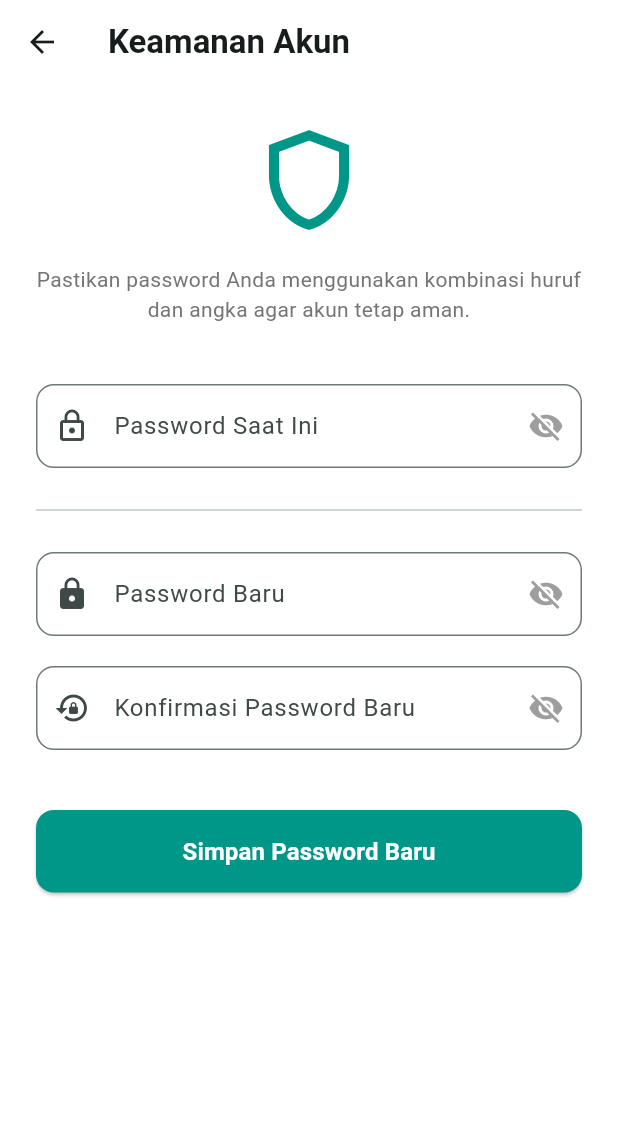
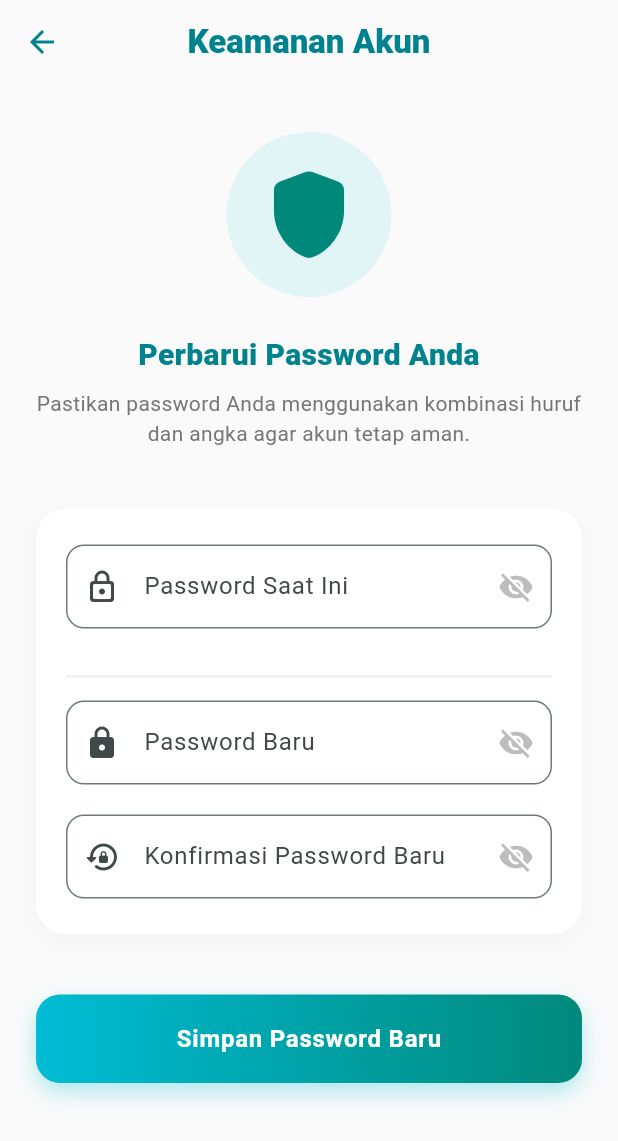
Before and after one commit to azizhadiid/Smart-Receipt-Tracker, a Flutter app: the SecuritySettingsPage screen opened directly, on a phone screen of 412 x 824 dp. Shown: the top 1141 px of the screen. Run offline on Flutter 3.47's test engine with Material 3 defaults, Android fonts, the phone set to English and light mode, and no system bars; our stand-ins replace flutter_dotenv, image_picker, pdf, supabase_flutter; missing offline and left inert: excel, file_saver; accounts and stored records are empty; network calls fail.

Commit message:
Update Desaign Security

```diff
--- a/lib/pages/profile/edit_profile_page.dart
+++ b/lib/pages/profile/edit_profile_page.dart
@@ -218,7 +218,7 @@ class _EditProfilePageState extends State<EditProfilePage> {
                       child: Container(
                         padding: const EdgeInsets.all(10),
                         decoration: BoxDecoration(
-                          color: Colors.teal,
+                          color: const Color(0xFF00BCD4),
                           shape: BoxShape.circle,
                           border: Border.all(color: Colors.white, width: 3),
                           boxShadow: [
@@ -246,7 +246,7 @@ class _EditProfilePageState extends State<EditProfilePage> {
                 'Ketuk foto untuk mengubah',
                 style: TextStyle(
                   fontSize: 14,
-                  color: Colors.teal,
+                  color: Color(0xFF00838F),
                   fontWeight: FontWeight.w500,
                 ),
               ),
@@ -319,7 +319,7 @@ class _EditProfilePageState extends State<EditProfilePage> {
               child: ElevatedButton(
                 onPressed: _isLoading ? null : _saveProfile,
                 style: ElevatedButton.styleFrom(
-                  backgroundColor: Colors.teal,
+                  backgroundColor: const Color(0xFF00BCD4),
                   foregroundColor: Colors.white,
                   elevation: 3,
                   shadowColor: Colors.teal.withOpacity(0.4),
--- a/lib/pages/profile/security_settings_page.dart
+++ b/lib/pages/profile/security_settings_page.dart
@@ -11,6 +11,7 @@ class SecuritySettingsPage extends StatefulWidget {
 }
 
 class _SecuritySettingsPageState extends State<SecuritySettingsPage> {
+  // --- SISTEM & LOGIC (TIDAK DIGANGGU GUGAT) ---
   final _currentPasswordController = TextEditingController();
   final _newPasswordController = TextEditingController();
   final _confirmPasswordController = TextEditingController();
@@ -20,7 +21,6 @@ class _SecuritySettingsPageState extends State<SecuritySettingsPage> {
   bool _obscureNew = true;
   bool _obscureConfirm = true;
 
-  // --- LOGIKA UPDATE PASSWORD ---
   Future<void> _updatePassword() async {
     final currentPassword = _currentPasswordController.text;
     final newPassword = _newPasswordController.text;
@@ -73,7 +73,6 @@ class _SecuritySettingsPageState extends State<SecuritySettingsPage> {
       }
 
       // 4. Verifikasi Password Saat Ini (Re-authentication)
-      // Kita mencoba login di latar belakang. Jika error dilempar, berarti password lama salah.
       await Supabase.instance.client.auth.signInWithPassword(
         email: user.email!,
         password: currentPassword,
@@ -100,7 +99,6 @@ class _SecuritySettingsPageState extends State<SecuritySettingsPage> {
     } on AuthException catch (e) {
       if (mounted) {
         String errorMessage = e.message;
-        // Menangkap error jika password lama yang diketikkan ternyata salah
         if (errorMessage.toLowerCase().contains('invalid login credentials')) {
           errorMessage = 'Password saat ini yang Anda masukkan salah.';
         } else if (errorMessage.toLowerCase().contains('same as the old')) {
@@ -136,64 +134,124 @@ class _SecuritySettingsPageState extends State<SecuritySettingsPage> {
     super.dispose();
   }
 
+  // --- DESAIN UI (DIPERBARUI) ---
   @override
   Widget build(BuildContext context) {
     return Scaffold(
-      backgroundColor: Colors.white,
+      backgroundColor: Colors.grey[50], // Background lebih bersih
       appBar: AppBar(
         title: const Text(
           'Keamanan Akun',
-          style: TextStyle(fontWeight: FontWeight.bold),
+          style: TextStyle(
+            fontWeight: FontWeight.w800,
+            color: Color(0xFF00838F), // Cyan Gelap
           ),
-        backgroundColor: Colors.white,
+        ),
+        backgroundColor: Colors.transparent,
         elevation: 0,
+        centerTitle: true,
+        iconTheme: const IconThemeData(color: Color(0xFF00838F)),
       ),
       body: SingleChildScrollView(
-        padding: const EdgeInsets.all(24.0),
+        physics: const BouncingScrollPhysics(), // Efek scroll modern
+        padding: const EdgeInsets.symmetric(horizontal: 24.0, vertical: 32.0),
         child: Column(
           crossAxisAlignment: CrossAxisAlignment.stretch,
           children: [
-            const Icon(Icons.shield_outlined, size: 80, color: Colors.teal),
-            const SizedBox(height: 16),
+            // --- HEADER IKON ---
+            Center(
+              child: Container(
+                padding: const EdgeInsets.all(20),
+                decoration: BoxDecoration(
+                  color: const Color(0xFF00BCD4).withOpacity(0.1),
+                  shape: BoxShape.circle,
+                ),
+                child: const Icon(
+                  Icons.shield_rounded, // Sedikit diubah agar lebih modern
+                  size: 70,
+                  color: Color(0xFF00897B),
+                ),
+              ),
+            ),
+            const SizedBox(height: 24),
+
+            // --- TEKS INSTRUKSI ---
+            const Text(
+              'Perbarui Password Anda',
+              textAlign: TextAlign.center,
+              style: TextStyle(
+                fontSize: 20,
+                fontWeight: FontWeight.w800,
+                color: Color(0xFF00838F),
+              ),
+            ),
+            const SizedBox(height: 8),
             Text(
               'Pastikan password Anda menggunakan kombinasi huruf dan angka agar akun tetap aman.',
               textAlign: TextAlign.center,
-              style: TextStyle(fontSize: 14, color: Colors.grey.shade600),
+              style: TextStyle(
+                fontSize: 14,
+                color: Colors.grey.shade600,
+                height: 1.4,
+              ),
             ),
             const SizedBox(height: 40),
 
+            // --- WADAH FORM INPUT ---
+            Container(
+              padding: const EdgeInsets.symmetric(horizontal: 20, vertical: 24),
+              decoration: BoxDecoration(
+                color: Colors.white,
+                borderRadius: BorderRadius.circular(20),
+                boxShadow: [
+                  BoxShadow(
+                    color: Colors.grey.withOpacity(0.08),
+                    blurRadius: 15,
+                    offset: const Offset(0, 5),
+                  ),
+                ],
+              ),
+              child: Column(
+                children: [
                   // Field Password Saat Ini
                   CustomTextField(
                     controller: _currentPasswordController,
                     labelText: 'Password Saat Ini',
-              prefixIcon: Icons.lock_outline,
+                    prefixIcon: Icons.lock_outline_rounded,
                     obscureText: _obscureCurrent,
                     suffixIcon: IconButton(
                       icon: Icon(
-                  _obscureCurrent ? Icons.visibility_off : Icons.visibility,
-                  color: Colors.grey,
+                        _obscureCurrent
+                            ? Icons.visibility_off
+                            : Icons.visibility,
+                        color: Colors.grey.shade400,
                       ),
                       onPressed: () =>
                           setState(() => _obscureCurrent = !_obscureCurrent),
                     ),
                   ),
-            const SizedBox(height: 20),
+                  const SizedBox(height: 16),
 
-            const Divider(),
-            const SizedBox(height: 20),
+                  // Garis Pemisah Lembut
+                  Divider(
+                    color: Colors.grey.shade200,
+                    thickness: 1.5,
+                    height: 32,
+                  ),
 
                   // Field Password Baru
                   CustomTextField(
                     controller: _newPasswordController,
                     labelText: 'Password Baru',
-              prefixIcon: Icons.lock,
+                    prefixIcon: Icons.lock_rounded,
                     obscureText: _obscureNew,
                     suffixIcon: IconButton(
                       icon: Icon(
                         _obscureNew ? Icons.visibility_off : Icons.visibility,
-                  color: Colors.grey,
+                        color: Colors.grey.shade400,
                       ),
-                onPressed: () => setState(() => _obscureNew = !_obscureNew),
+                      onPressed: () =>
+                          setState(() => _obscureNew = !_obscureNew),
                     ),
                   ),
                   const SizedBox(height: 20),
@@ -202,38 +260,62 @@ class _SecuritySettingsPageState extends State<SecuritySettingsPage> {
                   CustomTextField(
                     controller: _confirmPasswordController,
                     labelText: 'Konfirmasi Password Baru',
-              prefixIcon: Icons.lock_reset,
+                    prefixIcon: Icons.lock_reset_rounded,
                     obscureText: _obscureConfirm,
                     suffixIcon: IconButton(
                       icon: Icon(
-                  _obscureConfirm ? Icons.visibility_off : Icons.visibility,
-                  color: Colors.grey,
+                        _obscureConfirm
+                            ? Icons.visibility_off
+                            : Icons.visibility,
+                        color: Colors.grey.shade400,
                       ),
                       onPressed: () =>
                           setState(() => _obscureConfirm = !_obscureConfirm),
                     ),
                   ),
+                ],
+              ),
+            ),
             const SizedBox(height: 40),
 
-            // Tombol Simpan
-            ElevatedButton(
+            // --- TOMBOL SIMPAN GRADASI 3D ---
+            Container(
+              decoration: BoxDecoration(
+                borderRadius: BorderRadius.circular(16),
+                gradient: const LinearGradient(
+                  colors: [
+                    Color(0xFF00BCD4),
+                    Color(0xFF00897B),
+                  ], // Cyan ke Teal
+                  begin: Alignment.centerLeft,
+                  end: Alignment.centerRight,
+                ),
+                boxShadow: [
+                  BoxShadow(
+                    color: const Color(0xFF00BCD4).withOpacity(0.3),
+                    blurRadius: 12,
+                    offset: const Offset(0, 6),
+                  ),
+                ],
+              ),
+              child: ElevatedButton(
                 onPressed: _isLoading ? null : _updatePassword,
                 style: ElevatedButton.styleFrom(
-                backgroundColor: Colors.teal,
-                foregroundColor: Colors.white,
-                padding: const EdgeInsets.symmetric(vertical: 16),
+                  backgroundColor:
+                      Colors.transparent, // Transparan agar gradient terlihat
+                  shadowColor: Colors.transparent,
+                  padding: const EdgeInsets.symmetric(vertical: 18),
                   shape: RoundedRectangleBorder(
-                  borderRadius: BorderRadius.circular(12),
+                    borderRadius: BorderRadius.circular(16),
                   ),
-                disabledBackgroundColor: Colors.teal.shade200,
                 ),
                 child: _isLoading
                     ? const SizedBox(
-                      height: 20,
-                      width: 20,
+                        height: 24,
+                        width: 24,
                         child: CircularProgressIndicator(
                           color: Colors.white,
-                        strokeWidth: 2,
+                          strokeWidth: 2.5,
                         ),
                       )
                     : const Text(
@@ -241,9 +323,13 @@ class _SecuritySettingsPageState extends State<SecuritySettingsPage> {
                         style: TextStyle(
                           fontSize: 16,
                           fontWeight: FontWeight.bold,
+                          color: Colors.white,
+                          letterSpacing: 0.5,
                         ),
                       ),
               ),
+            ),
+            const SizedBox(height: 20), // Tambahan ruang kosong di bawah
           ],
         ),
       ),
```
Lines whose indentation alone changed are shown as unchanged.
